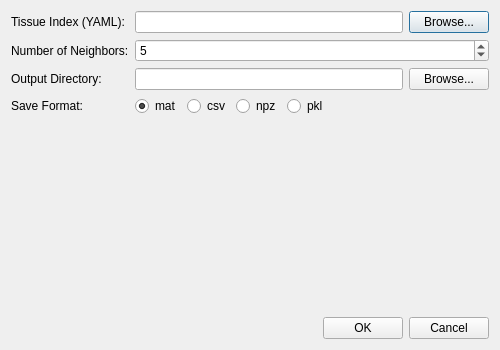
The window that src/bemfmm/gui/tms.ui (BEM-FMM-Team/bem-fmm-python) describes before a commit, drawn with Qt 5.
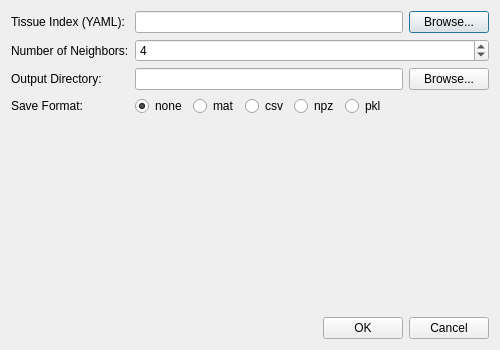
The same window after the commit.

Commit message:
feat: add 'none' option to disable output saving | change default number of neighbors to 4
fmt

```diff
--- a/src/bemfmm/gui/tms.ui
+++ b/src/bemfmm/gui/tms.ui
@@ -53,7 +53,7 @@
         <number>10000</number>
        </property>
        <property name="value">
-        <number>5</number>
+        <number>4</number>
        </property>
       </widget>
      </item>
@@ -88,15 +88,22 @@
      <item row="3" column="1">
       <layout class="QHBoxLayout" name="horizontalLayout_3">
        <item>
-        <widget class="QRadioButton" name="radioMat">
+        <widget class="QRadioButton" name="radioNone">
          <property name="text">
-          <string>mat</string>
+          <string>none</string>
          </property>
          <property name="checked">
           <bool>true</bool>
          </property>
         </widget>
        </item>
+       <item>
+        <widget class="QRadioButton" name="radioMat">
+         <property name="text">
+          <string>mat</string>
+         </property>
+        </widget>
+       </item>
        <item>
         <widget class="QRadioButton" name="radioCsv">
          <property name="text">
```
The commit also changes 7 other files.
